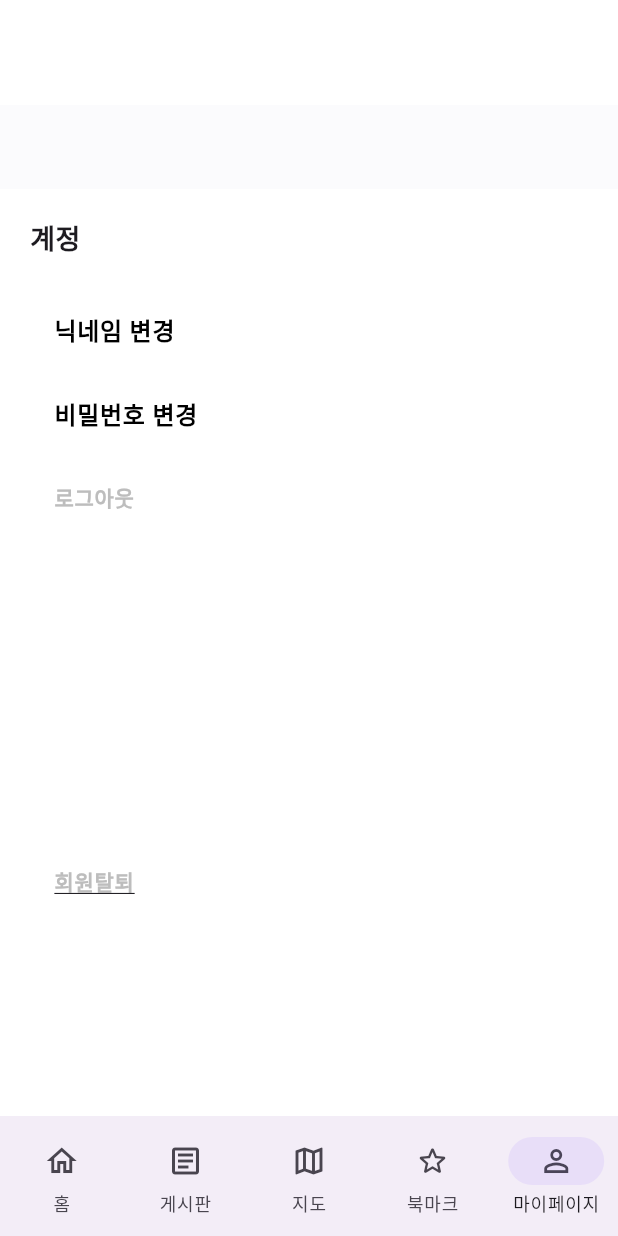
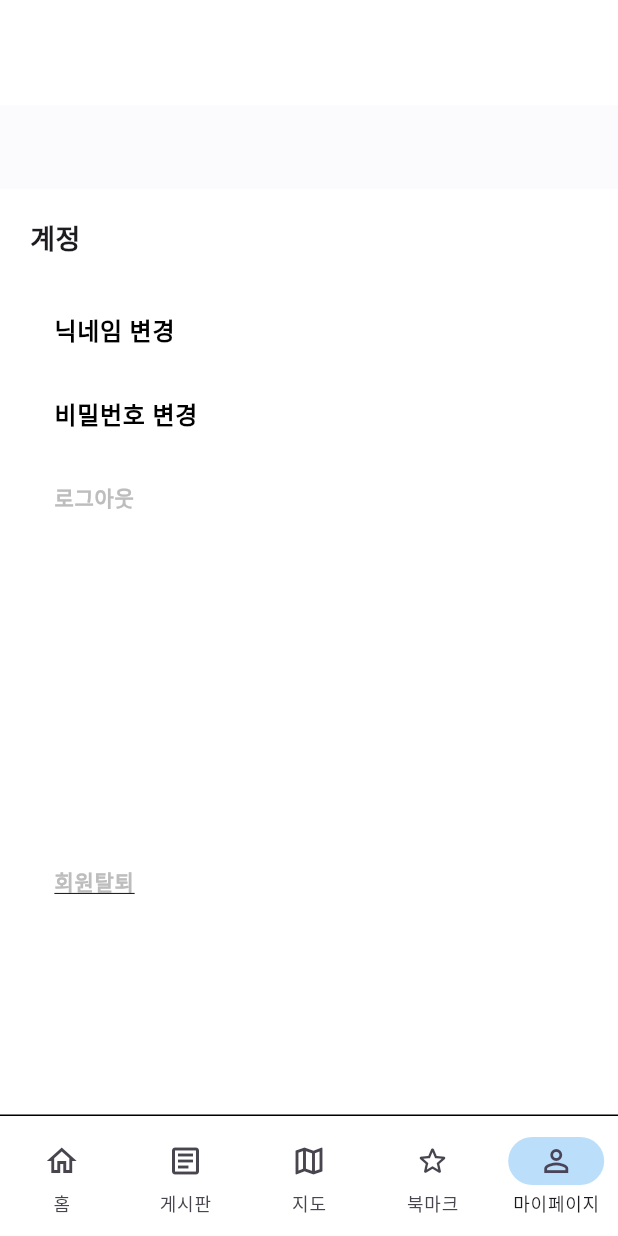
Before and after one commit to Jinseong01/nyum-nyum-ping, a Flutter app: the Homescreen screen opened directly, item 5 of the bottom bar chosen, on a phone screen of 412 x 824 dp. Run offline on Flutter 3.47's test engine with Material 3 defaults, Android fonts, the phone set to English and light mode, and no system bars; our stand-ins replace cloud_firestore, device_info_plus, dots_indicator, firebase_auth, firebase_core, firebase_storage and 5 more; accounts and stored records are empty; statements that could not run were skipped.

Commit message:
refactor: UI 수정

```diff
--- a/lib/HomeScreen.dart
+++ b/lib/HomeScreen.dart
@@ -18,7 +18,6 @@ class _HomescreenState extends State<Homescreen> {
   @override
   Widget build(BuildContext context) {
     return Scaffold(
-      backgroundColor: Colors.white,
         body: IndexedStack(
           index: _menuIndex,
           // 여기 배열에 페이지 생성
@@ -30,27 +29,50 @@ class _HomescreenState extends State<Homescreen> {
             const Mypage(),
           ],
         ),
-      bottomNavigationBar: NavigationBar(
+        bottomNavigationBar: Container(
+            decoration: BoxDecoration(
+              border: Border(
+                top: BorderSide(color: Colors.black, width: 1),
+              ),
+            ),
+            child: NavigationBarTheme(
+              data: NavigationBarThemeData(
+                backgroundColor: Colors.white, // 네비게이션 바 배경 색
+                indicatorColor: Colors.blue.shade100, // 선택된 항목 배경 색
+              ),
+              child: NavigationBar(
                 selectedIndex: _menuIndex,
                 onDestinationSelected: (idx) {
                   setState(() {
                     _menuIndex = idx;
                   });
                 },
+                backgroundColor: Colors.white,
                 destinations: [
                   NavigationDestination(
                     icon: Icon(
                       Icons.home_outlined,
                     ),
-                label: "홈"),
+                    label: "홈",
+                  ),
                   NavigationDestination(
-                icon: Icon(Icons.article_outlined), label: "게시판"),
-            NavigationDestination(icon: Icon(Icons.map_outlined), label: "지도"),
+                    icon: Icon(Icons.article_outlined),
+                    label: "게시판",
+                  ),
                   NavigationDestination(
-                icon: Icon(Icons.star_outline_rounded), label: "북마크"),
+                    icon: Icon(Icons.map_outlined),
+                    label: "지도",
+                  ),
                   NavigationDestination(
-                icon: Icon(Icons.person_outline), label: "마이페이지"),
-          ]),
-    );
+                    icon: Icon(Icons.star_outline_rounded),
+                    label: "북마크",
+                  ),
+                  NavigationDestination(
+                    icon: Icon(Icons.person_outline),
+                    label: "마이페이지",
+                  ),
+                ],
+              ),
+            )));
   }
 }
--- a/lib/board/PostDetailScreen.dart
+++ b/lib/board/PostDetailScreen.dart
@@ -180,6 +180,7 @@ class _PostDetailScreenState extends State<PostDetailScreen> {
         return false;
       },
       child: Scaffold(
+        backgroundColor: Color(0xFFFFFDF3),
         appBar: AppBar(
           leading: IconButton(
             icon: Icon(Icons.arrow_back, color: Colors.black),
--- a/lib/board/widgets/AlreadyLikeDialog.dart
+++ b/lib/board/widgets/AlreadyLikeDialog.dart
@@ -9,6 +9,7 @@ class AlreadyLikeDialog extends StatelessWidget {
       shape: RoundedRectangleBorder(
         borderRadius: BorderRadius.circular(16), // 둥근 모서리
       ),
+      backgroundColor: Colors.white,
       child: Padding(
         padding: const EdgeInsets.all(20.0),
         child: Column(
--- a/lib/board/widgets/DeleteConfirmDialog.dart
+++ b/lib/board/widgets/DeleteConfirmDialog.dart
@@ -11,6 +11,7 @@ class DeleteConfirmDialog extends StatelessWidget {
       shape: RoundedRectangleBorder(
         borderRadius: BorderRadius.circular(16), // 둥근 모서리
       ),
+      backgroundColor: Colors.white,
       child: Padding(
         padding: const EdgeInsets.all(20.0),
         child: Column(
--- a/lib/board/widgets/PostCard.dart
+++ b/lib/board/widgets/PostCard.dart
@@ -33,7 +33,7 @@ class PostCard extends StatelessWidget {
         padding: EdgeInsets.all(12),
         decoration: BoxDecoration(
           border: Border(
-            bottom: BorderSide(color: Colors.grey.shade300, width: 1),
+            bottom: BorderSide(color: Colors.grey.shade400, width: 1),
           ),
         ),
         child: Row(
--- a/lib/board/widgets/ScrollButton.dart
+++ b/lib/board/widgets/ScrollButton.dart
@@ -27,7 +27,7 @@ class ScrollButtons extends StatelessWidget {
       decoration: BoxDecoration(
         color: Colors.white,
         border: Border(
-          bottom: BorderSide(color: Colors.grey.shade200, width: 1), // 하단 경계선
+          bottom: BorderSide(color: Colors.grey.shade600, width: 1), // 하단 경계선
         ),
       ),
       child: ListView.builder(
@@ -48,7 +48,7 @@ class ScrollButtons extends StatelessWidget {
               padding: EdgeInsets.symmetric(horizontal: 12, vertical: 8),
               margin: EdgeInsets.symmetric(horizontal: 4, vertical: 6),
               decoration: BoxDecoration(
-                color: Colors.grey.shade100,
+                color: Colors.grey.shade300,
                 borderRadius: BorderRadius.circular(20), // 둥근 모서리
               ),
               child: Row(
--- a/lib/board/widgets/SelfLikeDialog.dart
+++ b/lib/board/widgets/SelfLikeDialog.dart
@@ -9,6 +9,7 @@ class SelfLikeDialog extends StatelessWidget {
       shape: RoundedRectangleBorder(
         borderRadius: BorderRadius.circular(16), // 둥근 모서리
       ),
+      backgroundColor: Colors.white,
       child: Padding(
         padding: const EdgeInsets.all(20.0),
         child: Column(
```
Lines whose indentation alone changed are shown as unchanged.
